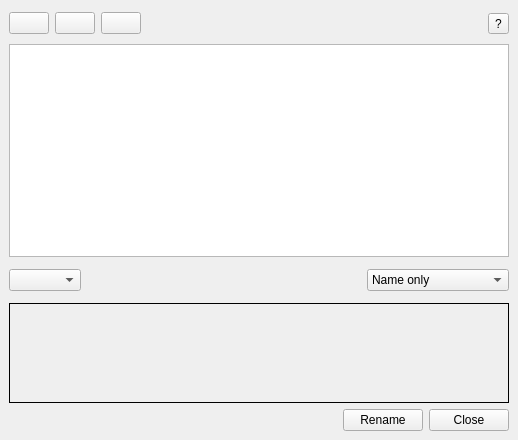
The window that Code/MainWindow/MainWindow.ui (Nomen-Luni/MonkeyDo) describes before a commit, drawn with Qt 5.
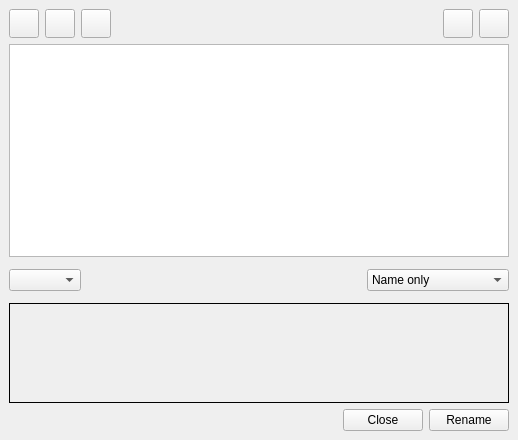
The same window after the commit. Icons and pictures are not drawn. Custom widgets are drawn as their Qt base class.

```diff
--- a/Code/MainWindow/MainWindow.ui
+++ b/Code/MainWindow/MainWindow.ui
@@ -36,7 +36,7 @@
     <item>
      <layout class="QHBoxLayout" name="horizontalLayout_2">
       <item>
-       <widget class="QPushButton" name="AddPushButton">
+       <widget class="QToolButton" name="AddButton">
         <property name="enabled">
          <bool>true</bool>
         </property>
@@ -64,10 +64,16 @@
         <property name="icon">
          <iconset theme="list-add"/>
         </property>
+        <property name="iconSize">
+         <size>
+          <width>22</width>
+          <height>22</height>
+         </size>
+        </property>
        </widget>
       </item>
       <item>
-       <widget class="QPushButton" name="RemovePushButton">
+       <widget class="QToolButton" name="RemoveButton">
         <property name="sizePolicy">
          <sizepolicy hsizetype="Fixed" vsizetype="Fixed">
           <horstretch>0</horstretch>
@@ -86,10 +92,16 @@
         <property name="icon">
          <iconset theme="list-remove"/>
         </property>
+        <property name="iconSize">
+         <size>
+          <width>22</width>
+          <height>22</height>
+         </size>
+        </property>
        </widget>
       </item>
       <item>
-       <widget class="QPushButton" name="clearPushButton">
+       <widget class="QToolButton" name="ClearButton">
         <property name="sizePolicy">
          <sizepolicy hsizetype="Fixed" vsizetype="Fixed">
           <horstretch>0</horstretch>
@@ -100,7 +112,13 @@
          <string/>
         </property>
         <property name="icon">
-         <iconset theme="edit-clear"/>
+         <iconset theme="edit-clear-all"/>
+        </property>
+        <property name="iconSize">
+         <size>
+          <width>22</width>
+          <height>22</height>
+         </size>
         </property>
        </widget>
       </item>
@@ -123,11 +141,33 @@
       <item>
        <widget class="QToolButton" name="aboutButton">
         <property name="text">
-         <string>?</string>
+         <string/>
+        </property>
+        <property name="icon">
+         <iconset theme="applications-system-symbolic"/>
+        </property>
+        <property name="iconSize">
+         <size>
+          <width>22</width>
+          <height>22</height>
+         </size>
+        </property>
+       </widget>
+      </item>
+      <item>
+       <widget class="QToolButton" name="AboutButton">
+        <property name="text">
+         <string/>
         </property>
         <property name="icon">
          <iconset theme="help-about"/>
         </property>
+        <property name="iconSize">
+         <size>
+          <width>22</width>
+          <height>22</height>
+         </size>
+        </property>
        </widget>
       </item>
      </layout>
@@ -291,19 +331,6 @@
         </property>
        </spacer>
       </item>
-      <item>
-       <widget class="QPushButton" name="renamePushButton">
-        <property name="sizePolicy">
-         <sizepolicy hsizetype="Fixed" vsizetype="Fixed">
-          <horstretch>0</horstretch>
-          <verstretch>0</verstretch>
-         </sizepolicy>
-        </property>
-        <property name="text">
-         <string>Rename</string>
-        </property>
-       </widget>
-      </item>
       <item>
        <widget class="QPushButton" name="closePushButton">
         <property name="sizePolicy">
@@ -317,6 +344,19 @@
         </property>
        </widget>
       </item>
+      <item>
+       <widget class="QPushButton" name="RenameButton">
+        <property name="sizePolicy">
+         <sizepolicy hsizetype="Fixed" vsizetype="Fixed">
+          <horstretch>0</horstretch>
+          <verstretch>0</verstretch>
+         </sizepolicy>
+        </property>
+        <property name="text">
+         <string>Rename</string>
+        </property>
+       </widget>
+      </item>
      </layout>
     </item>
    </layout>
```
Left out of the diff: 9 changed lines with no effect on the pictures.
